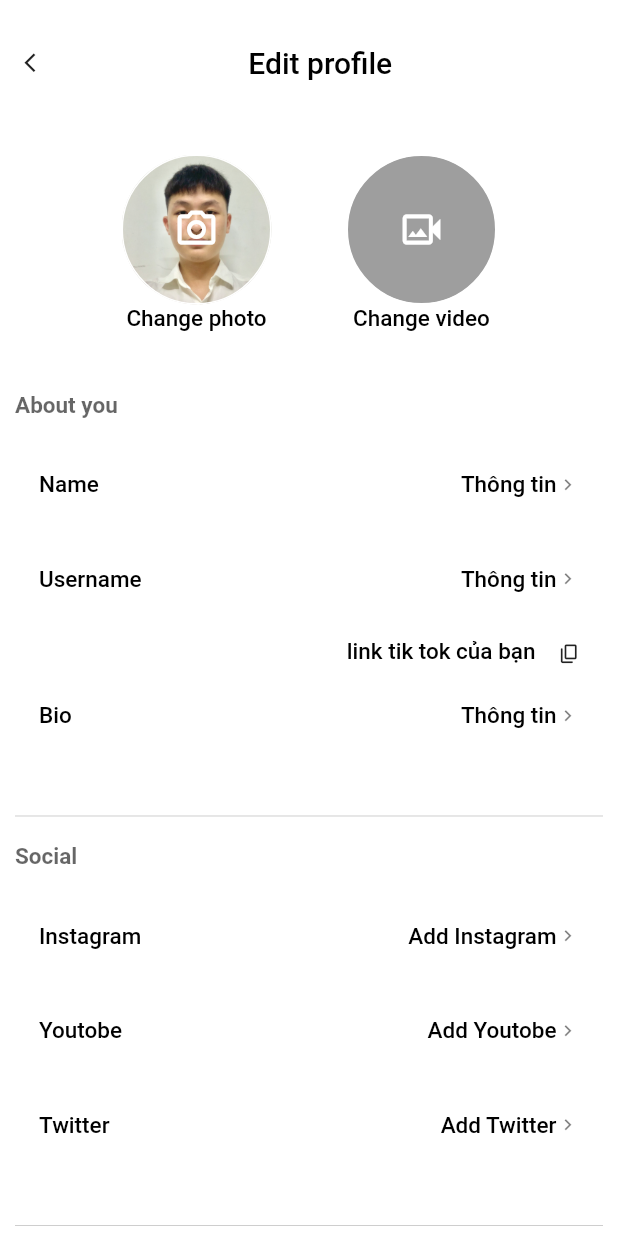
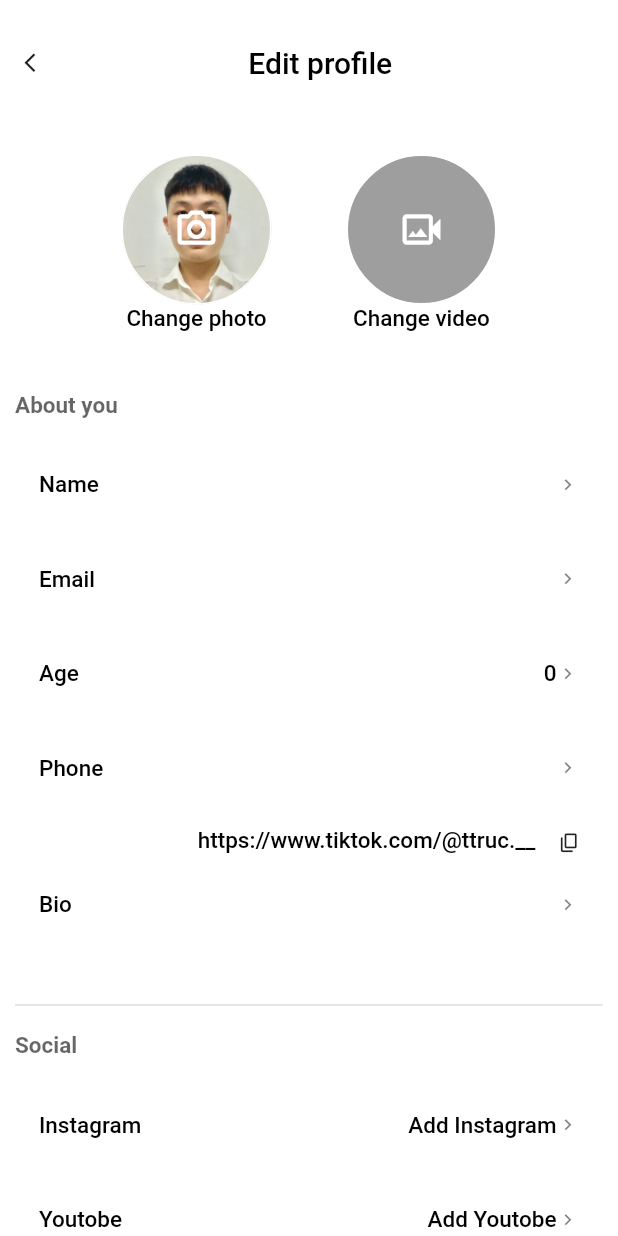
Before and after one commit to Valanh/Tiktok_n4, a Flutter app: the EditProifilePage screen opened directly, on a phone screen of 412 x 824 dp. Run offline on Flutter 3.47's test engine with Material 2 defaults, Android fonts, the phone set to English and light mode, and no system bars; our stand-ins replace another_flushbar, camera, cloud_firestore, expandable_text, firebase_auth, firebase_core and 2 more; accounts and stored records are empty.

Commit message:
edit user thành công

```diff
--- a/lib/models/UserModel.dart
+++ b/lib/models/UserModel.dart
@@ -3,6 +3,7 @@ class UserModel {
   String fullName;
   String email;
   String age;
+  String bio;
   String phone;
   List<String>? following;
   List<String>? follower;
@@ -13,6 +14,7 @@ class UserModel {
       required this.email,
       required this.phone,
       required this.age,
+      required this.bio,
       required this.avatarURL,
       required this.fullName,
       this.follower,
--- a/lib/views/screens/hometab/tabhomes/ForyouScene.dart
+++ b/lib/views/screens/hometab/tabhomes/ForyouScene.dart
@@ -24,7 +24,7 @@ class _ForyouSceneState extends State<ForyouScene> {
                 width: MediaQuery.of(context).size.width,
                 height: MediaQuery.of(context).size.height,
                 color: Colors.black,
-                child: VideoTile()),
+                child: VideoTile(/* index */)),
             Row(
               crossAxisAlignment: CrossAxisAlignment.end,
               children: [
--- a/lib/views/screens/profiletab/tabprofiles/editprofilepages/EditProfile.dart
+++ b/lib/views/screens/profiletab/tabprofiles/editprofilepages/EditProfile.dart
@@ -1,5 +1,7 @@
 import 'package:flutter/cupertino.dart';
 import 'package:flutter/material.dart';
+import 'package:toptop/models/services/User_Service.dart';
+import 'package:toptop/views/screens/MainPage.dart';
 import 'package:toptop/views/screens/profiletab/tabprofiles/editprofilepages/Editprofileitem.dart';
 
 class EditProifilePage extends StatefulWidget {
@@ -23,6 +25,15 @@ class _EditProifilePageState extends State<EditProifilePage> {
           fontWeight: FontWeight.bold,
           color: Colors.black.withOpacity(0.6),
         );
+    return FutureBuilder(
+      future: UserService.getUserInfo(),
+      builder: (BuildContext context, AsyncSnapshot snapshot) {
+        if (snapshot.hasError) {
+          return const Text('Something went wrong');
+        }
+        if (snapshot.connectionState == ConnectionState.waiting) {
+          return const Center(child: CircularProgressIndicator());
+        }
         return SingleChildScrollView(
           child: Padding(
             padding: const EdgeInsets.all(10),
@@ -43,7 +54,11 @@ class _EditProifilePageState extends State<EditProifilePage> {
                         ),
                         onTap: () {
                           setState(() {
-                        Navigator.pop(context);
+                            Navigator.pushAndRemoveUntil(
+                                context,
+                                MaterialPageRoute(
+                                    builder: (context) => MainPage()),
+                                (route) => false);
                           });
                         },
                       ),
@@ -81,19 +96,64 @@ class _EditProifilePageState extends State<EditProifilePage> {
                     style: styleLable,
                   ),
                 ),
-            _editItemSelect(style, "Thông tin", "Name", Editprofileitem(title: "Name",)),
-            _editItemSelect(style, "Thông tin", "Username", Editprofileitem(title: "Username",)),
+                _editItemSelect(
+                    style,
+                    "${snapshot.data.get('fullName')}",
+                    "Name",
+                    Editprofileitem(
+                      title: "Name",
+                      Collums: "fullName",
+                      valueText: "${snapshot.data.get('fullName')}",
+                    )),
+                _editItemSelect(
+                    style,
+                    "${snapshot.data.get('email')}",
+                    "Email",
+                    Editprofileitem(
+                      title: "Email",
+                      Collums: "email",
+                      valueText: "${snapshot.data.get('email')}",
+                    )),
+
+                _editItemSelect(
+                    style,
+                    snapshot.data.get('age').toString() == "None"
+                        ? ""
+                        : "${snapshot.data.get('age')}",
+                    "Age",
+                    Editprofileitem(
+                      title: "Age",
+                      Collums: "age",
+                      valueText: snapshot.data.get('age').toString() == "None"
+                          ? ""
+                          : "${snapshot.data.get('age')}",
+                    )),
+                _editItemSelect(
+                    style,
+                    snapshot.data.get('phone').toString() == "None"
+                        ? ""
+                        : "${snapshot.data.get('phone')}",
+                    "Phone",
+                    Editprofileitem(
+                      title: "Phone",
+                      Collums: "phone",
+                      valueText: snapshot.data.get('phone').toString() == "None"
+                          ? ""
+                          : "${snapshot.data.get('phone')}",
+                    )),
                 Padding(
-              padding: const EdgeInsets.only(bottom: 10,right: 15),
+                  padding: const EdgeInsets.only(bottom: 10, right: 15),
                   child: Row(
                     mainAxisAlignment: MainAxisAlignment.end,
                     crossAxisAlignment: CrossAxisAlignment.end,
                     children: [
                       Text(
-                    "link tik tok của bạn",
+                        "https://www.tiktok.com/@ttruc.__",
                         style: style,
                       ),
-                  SizedBox(width: 15,),
+                      SizedBox(
+                        width: 15,
+                      ),
                       Icon(
                         Icons.copy_rounded,
                         size: 15,
@@ -101,7 +161,18 @@ class _EditProifilePageState extends State<EditProifilePage> {
                     ],
                   ),
                 ), // Link tiktok đang phát triển
-            _editItemSelect(style, "Thông tin", "Bio", Editprofileitem(title: "Bio",)),
+                _editItemSelect(
+                    style,
+                    snapshot.data.get('bio').toString() == "None"
+                        ? ""
+                        : "${snapshot.data.get('bio')}",
+                    "Bio",
+                    Editprofileitem(
+                        title: "Bio",
+                        Collums: "bio",
+                        valueText: snapshot.data.get('bio').toString() == "None"
+                            ? ""
+                            : "${snapshot.data.get('bio')}")),
                 SizedBox(
                   height: 20,
                 ),
@@ -200,6 +271,8 @@ class _EditProifilePageState extends State<EditProifilePage> {
             ),
           ),
         );
+      },
+    );
   }
 
   _profileButtonEdit(String key, TextStyle style) {
@@ -262,10 +335,9 @@ class _EditProifilePageState extends State<EditProifilePage> {
       padding: EdgeInsets.only(bottom: 15),
       child: ElevatedButton(
         style: ElevatedButton.styleFrom(
-          backgroundColor: Colors.transparent,elevation: 0
-        ),
+            backgroundColor: Colors.transparent, elevation: 0),
         onPressed: () {
-          Navigator.push(context, CupertinoPageRoute(builder: (context) => mh));
+          if(itemName != "Email")Navigator.push(context, MaterialPageRoute(builder: (context) => mh));
         },
         child: Row(
           mainAxisAlignment: MainAxisAlignment.spaceBetween,
--- a/lib/widgets/SnackBar_widget.dart
+++ b/lib/widgets/SnackBar_widget.dart
@@ -7,6 +7,6 @@ Flushbar getSnackBar(String text, String message, Color color) => Flushbar(
   flushbarPosition: FlushbarPosition.TOP,
   titleColor: color,
   backgroundColor: Colors.black.withOpacity(0.7),
-  duration: Duration(seconds: 2),
+  duration: Duration(seconds: 1),
   borderRadius: BorderRadius.circular(15),
 );
--- a/lib/widgets/VideoTile_widget.dart
+++ b/lib/widgets/VideoTile_widget.dart
@@ -2,17 +2,17 @@ import 'package:flutter/material.dart';
 import 'package:video_player/video_player.dart';
 
 class VideoTile extends StatefulWidget {
-  const VideoTile({super.key});
-
+  const VideoTile({super.key/*, index */});
   @override
   State<VideoTile> createState() => _VideoTileState();
+  //index
 }
 
 class _VideoTileState extends State<VideoTile> {
   late VideoPlayerController _videoPlayerController;
   late Future _future;
   bool isPause = false;
-
+  //đói tượng video
   @override
   void initState() {
     _videoPlayerController =
```
Also changed, not shown: lib/models/services/Auth_Service.dart (+2 -8 lines), lib/models/services/User_Service.dart (+39 -40 lines), lib/views/screens/MainPage.dart (+4 -4 lines), lib/views/screens/addcameratab/CameraPage.dart (+11 -1 lines), lib/views/screens/profiletab/ProfilePage.dart (+11 -2 lines), lib/views/screens/profiletab/tabprofiles/editprofilepages/Editprofileitem.dart (+43 -11 lines). Lines whose indentation alone changed are shown as unchanged.
